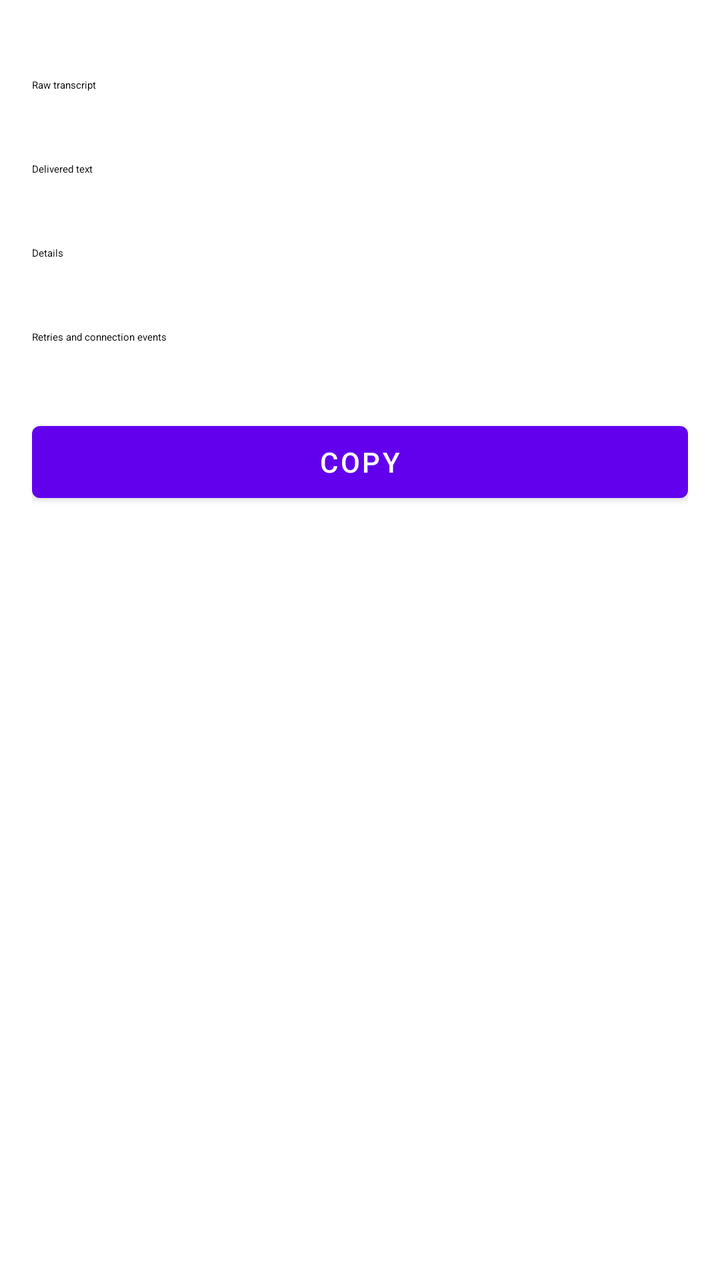
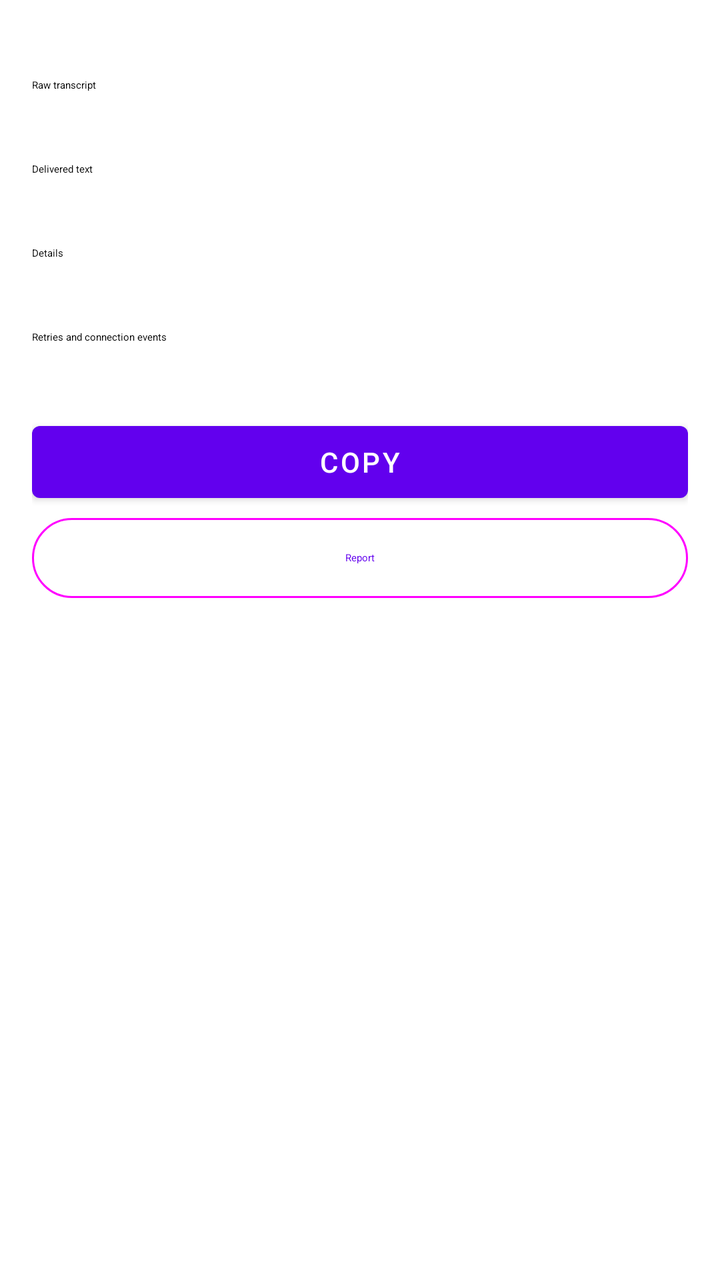

Two renders of the same Android screen: before a commit and after it. Below are the layout's source before the change and the commit's diff.
<!-- AndroidManifest.xml: fallback theme Theme.MaterialComponents.DayNight.NoActionBar -->
<!-- res/layout/dictation_log_entry.xml -->
<?xml version="1.0" encoding="utf-8"?>
<ScrollView xmlns:android="http://schemas.android.com/apk/res/android"
    android:layout_width="match_parent" android:layout_height="match_parent">
    <LinearLayout android:layout_width="match_parent" android:layout_height="wrap_content"
        android:orientation="vertical" android:padding="16dp">
        <TextView android:id="@+id/log_entry_outcome" android:layout_width="match_parent"
            android:layout_height="wrap_content" android:textAppearance="?attr/textAppearanceTitleMedium" />
        <LinearLayout android:id="@+id/log_entry_texts" android:layout_width="match_parent"
            android:layout_height="wrap_content" android:orientation="vertical">
            <LinearLayout android:id="@+id/log_entry_raw_box" android:layout_width="match_parent"
                android:layout_height="wrap_content" android:orientation="vertical" android:paddingEnd="8dp">
                <TextView style="@style/Voxdroid.RowTitle" android:layout_marginTop="16dp"
                    android:text="@string/dictation_log_raw" />
                <TextView android:id="@+id/log_entry_raw" android:layout_width="match_parent"
                    android:layout_height="wrap_content" android:textDirection="firstStrong"
                    />
            </LinearLayout>
            <LinearLayout android:id="@+id/log_entry_delivered_box" android:layout_width="match_parent"
                android:layout_height="wrap_content" android:orientation="vertical" android:paddingEnd="8dp">
                <TextView style="@style/Voxdroid.RowTitle" android:layout_marginTop="16dp"
                    android:text="@string/dictation_log_delivered" />
                <TextView android:id="@+id/log_entry_delivered" android:layout_width="match_parent"
                    android:layout_height="wrap_content" android:textDirection="firstStrong"
                    />
            </LinearLayout>
        </LinearLayout>
        <TextView style="@style/Voxdroid.RowTitle" android:layout_marginTop="16dp"
            android:text="@string/dictation_log_details" />
        <TextView android:id="@+id/log_entry_meta" android:layout_width="match_parent"
            android:layout_height="wrap_content" />
        <TextView style="@style/Voxdroid.RowTitle" android:layout_marginTop="16dp"
            android:text="@string/dictation_log_events" />
        <TextView android:id="@+id/log_entry_events" android:layout_width="match_parent"
            android:layout_height="wrap_content" />
        <com.google.android.material.button.MaterialButton android:id="@+id/log_entry_copy"
            android:layout_width="match_parent" android:layout_height="wrap_content"
            android:layout_marginTop="16dp" android:text="@string/dictation_log_copy" />
    </LinearLayout>
</ScrollView>
<!-- resources referenced by this layout -->
<resources>
  <string name="dictation_log_copy">Copy</string>
  <string name="dictation_log_delivered">Delivered text</string>
  <string name="dictation_log_details">Details</string>
  <string name="dictation_log_events">Retries and connection events</string>
  <string name="dictation_log_raw">Raw transcript</string>
  <style name="Voxdroid.RowTitle" parent="">
          <item name="android:layout_width">match_parent</item>
          <item name="android:layout_height">wrap_content</item>
          <item name="android:textAppearance">?attr/textAppearanceTitleSmall</item>
      </style>
</resources>

<!-- the commit's change to res/layout/dictation_log_entry.xml (unified diff, before → after) -->
@@ -35,5 +35,9 @@
         <com.google.android.material.button.MaterialButton android:id="@+id/log_entry_copy"
             android:layout_width="match_parent" android:layout_height="wrap_content"
             android:layout_marginTop="16dp" android:text="@string/dictation_log_copy" />
+        <com.google.android.material.button.MaterialButton android:id="@+id/log_entry_report"
+            style="@style/Widget.Material3.Button.OutlinedButton"
+            android:layout_width="match_parent" android:layout_height="wrap_content"
+            android:text="@string/dictation_log_report" />
     </LinearLayout>
 </ScrollView>
<!-- resource entries referenced after the edit -->
@@ -5,6 +5,7 @@
   <string name="dictation_log_details">Details</string>
   <string name="dictation_log_events">Retries and connection events</string>
   <string name="dictation_log_raw">Raw transcript</string>
+  <string name="dictation_log_report">Report</string>
   <style name="Voxdroid.RowTitle" parent="">
           <item name="android:layout_width">match_parent</item>
           <item name="android:layout_height">wrap_content</item>
